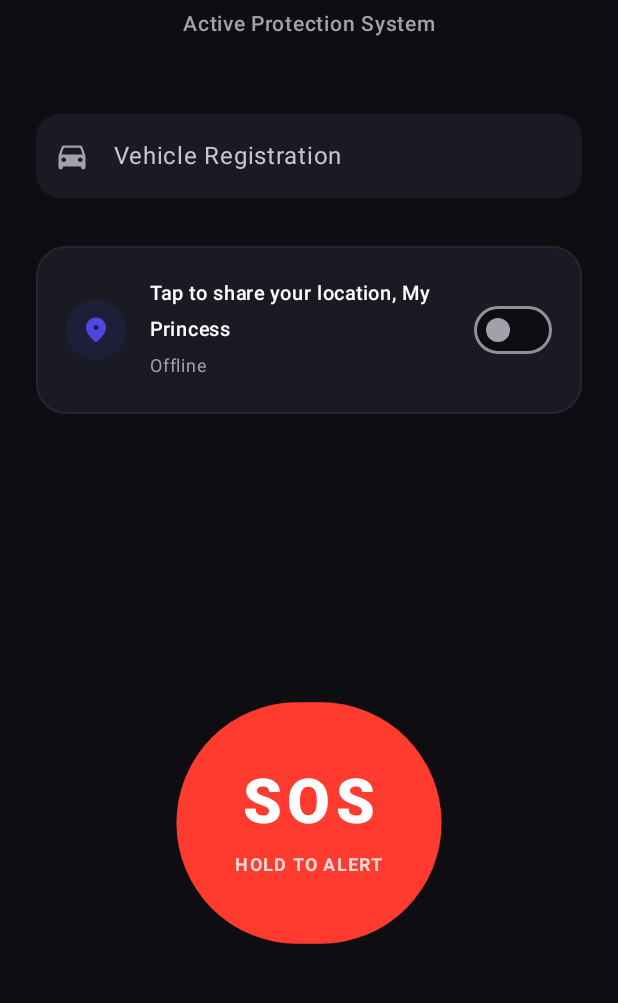
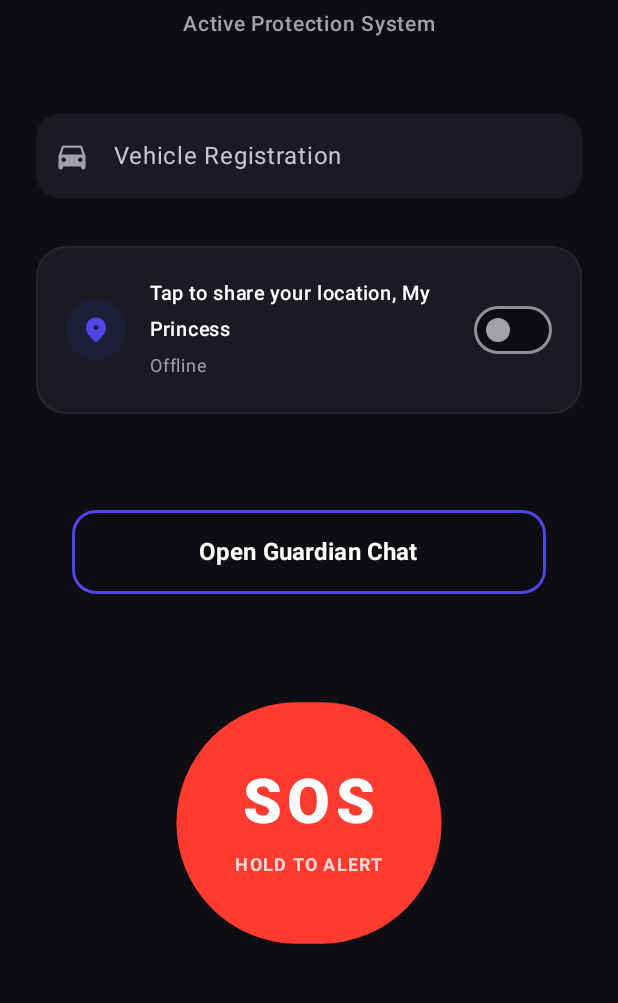
Before and after one commit to varad-oss/AshGo, an Android app built with Jetpack Compose: the DashboardScreen screen opened through its navigation route, on a phone screen of 412 x 824 dp, the part 194-1197 px from its top. Run offline under Robolectric (Android 15) with nearby library versions, the light colour scheme and no system bars; our stand-ins replace Firebase (no records; nobody signed in at launch, a user with empty details on screens opened directly).

Commit message:
feat: add traveler chat screen to dashboard

```diff
--- a/app/src/main/java/com/varad/unstoppableash/MainActivity.kt
+++ b/app/src/main/java/com/varad/unstoppableash/MainActivity.kt
@@ -62,7 +62,14 @@ class MainActivity : ComponentActivity() {
                             )
                         }
                         composable("traveler_dashboard") {
-                            DashboardScreen(onNavigateToMap = { navController.navigate("receiver_home") })
+                            DashboardScreen(
+                                onNavigateToChat = { navController.navigate("traveler_chat") }
+                            )
+                        }
+                        composable("traveler_chat") {
+                            com.varad.unstoppableash.ui.TravelerChatScreen(
+                                onBack = { navController.popBackStack() }
+                            )
                         }
                         composable("receiver_home") {
                             ReceiverDashboard(
@@ -106,7 +113,7 @@ class MainActivity : ComponentActivity() {
 
 @OptIn(ExperimentalMaterial3Api::class)
 @Composable
-fun DashboardScreen(onNavigateToMap: () -> Unit = {}) {
+fun DashboardScreen(onNavigateToChat: () -> Unit = {}) {
     val context = androidx.compose.ui.platform.LocalContext.current
     var busNumber by remember { mutableStateOf("") }
     var isTracking by remember { mutableStateOf(false) }
@@ -247,6 +254,18 @@ fun DashboardScreen(onNavigateToMap: () -> Unit = {}) {
         }
 
         Spacer(modifier = Modifier.weight(1f))
+
+        OutlinedButton(
+            onClick = onNavigateToChat,
+            modifier = Modifier.fillMaxWidth().height(56.dp).padding(horizontal = 24.dp),
+            shape = RoundedCornerShape(16.dp),
+            border = androidx.compose.foundation.BorderStroke(2.dp, PremiumAccent),
+            colors = ButtonDefaults.outlinedButtonColors(contentColor = Color.White)
+        ) {
+            Text("Open Guardian Chat", fontSize = 16.sp, fontWeight = FontWeight.Bold)
+        }
+
+        Spacer(modifier = Modifier.height(16.dp))
 
         // Minimalist Premium SOS Button
         Button(
--- a/app/src/main/java/com/varad/unstoppableash/ui/ReceiverScreen.kt
+++ b/app/src/main/java/com/varad/unstoppableash/ui/ReceiverScreen.kt
@@ -278,8 +278,9 @@ fun ReceiverScreen(initialMode: String = "split") {
 }
 
 @Composable
-fun ChatBubble(message: ChatMessage) {
-    val isMe = !message.isFromTraveler
+fun ChatBubble(message: ChatMessage, isTravelerContext: Boolean = false) {
+    // If traveler context, 'me' is traveler. If receiver context, 'me' is receiver.
+    val isMe = if (isTravelerContext) message.isFromTraveler else !message.isFromTraveler
     val timeFormat = SimpleDateFormat("hh:mm a", Locale.getDefault())
 
     Row(
```
Also changed, not shown: app/src/main/java/com/varad/unstoppableash/ui/TravelerChatScreen.kt (added, +137 -0 lines), 1 other file.
